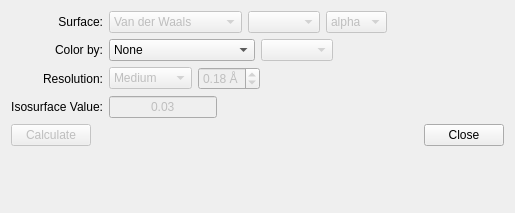
Before: the Qt Designer form avogadro/qtplugins/surfaces/surfacedialog.ui in OpenChemistry/avogadrolibs, drawn with Qt 5.
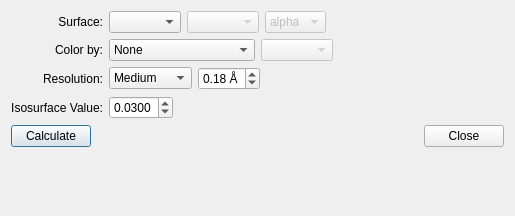
After: the same form once the commit is applied.

```diff
--- a/avogadro/qtplugins/surfaces/surfacedialog.ui
+++ b/avogadro/qtplugins/surfaces/surfacedialog.ui
@@ -13,7 +13,7 @@
     <x>0</x>
     <y>0</y>
     <width>515</width>
-    <height>213</height>
+    <height>216</height>
    </rect>
   </property>
   <property name="contextMenuPolicy">
@@ -64,21 +64,21 @@
      <item row="3" column="1">
       <layout class="QHBoxLayout" name="horizontalLayout_3">
        <item>
-        <widget class="QLineEdit" name="isosurfaceLineEdit">
-         <property name="enabled">
-          <bool>false</bool>
+        <widget class="QDoubleSpinBox" name="isosurfaceDoubleSpinBox">
+         <property name="decimals">
+          <number>4</number>
          </property>
-         <property name="sizePolicy">
-          <sizepolicy hsizetype="Fixed" vsizetype="Fixed">
-           <horstretch>0</horstretch>
-           <verstretch>0</verstretch>
-          </sizepolicy>
+         <property name="minimum">
+          <double>0.000100000000000</double>
          </property>
-         <property name="text">
-          <string>0.03</string>
+         <property name="maximum">
+          <double>0.999000000000000</double>
          </property>
-         <property name="alignment">
-          <set>Qt::AlignCenter</set>
+         <property name="singleStep">
+          <double>0.001000000000000</double>
+         </property>
+         <property name="value">
+          <double>0.030000000000000</double>
          </property>
         </widget>
        </item>
@@ -112,7 +112,7 @@
        <item>
         <widget class="QComboBox" name="resolutionCombo">
          <property name="enabled">
-          <bool>false</bool>
+          <bool>true</bool>
          </property>
          <property name="currentText">
           <string>Medium</string>
@@ -155,7 +155,7 @@
        <item>
         <widget class="QDoubleSpinBox" name="resolutionDoubleSpinBox">
          <property name="enabled">
-          <bool>false</bool>
+          <bool>true</bool>
          </property>
          <property name="suffix">
           <string> Å</string>
@@ -194,23 +194,8 @@
        <item>
         <widget class="QComboBox" name="surfaceCombo">
          <property name="enabled">
-          <bool>false</bool>
+          <bool>true</bool>
          </property>
-         <item>
-          <property name="text">
-           <string>Van der Waals</string>
-          </property>
-         </item>
-         <item>
-          <property name="text">
-           <string>Solvent Accessible</string>
-          </property>
-         </item>
-         <item>
-          <property name="text">
-           <string>Solvent Excluded</string>
-          </property>
-         </item>
         </widget>
        </item>
        <item>
@@ -297,11 +282,14 @@
      <item>
       <widget class="QPushButton" name="calculateButton">
        <property name="enabled">
-        <bool>false</bool>
+        <bool>true</bool>
        </property>
        <property name="text">
         <string>Calculate</string>
        </property>
+       <property name="default">
+        <bool>true</bool>
+       </property>
       </widget>
      </item>
      <item>
```
Left out of the diff: 19 changed lines with no effect on the pictures.
